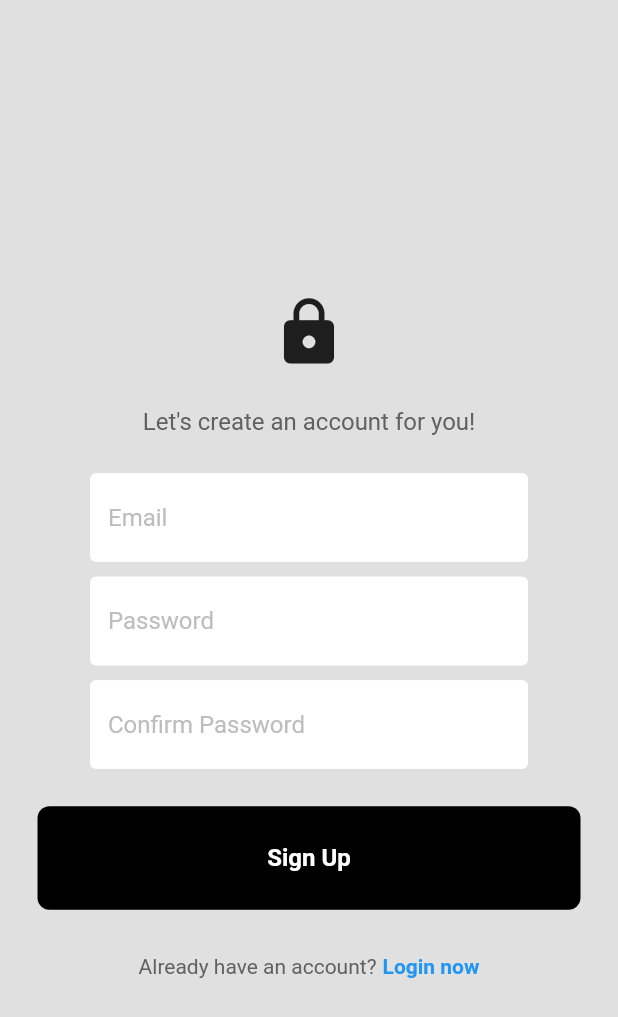
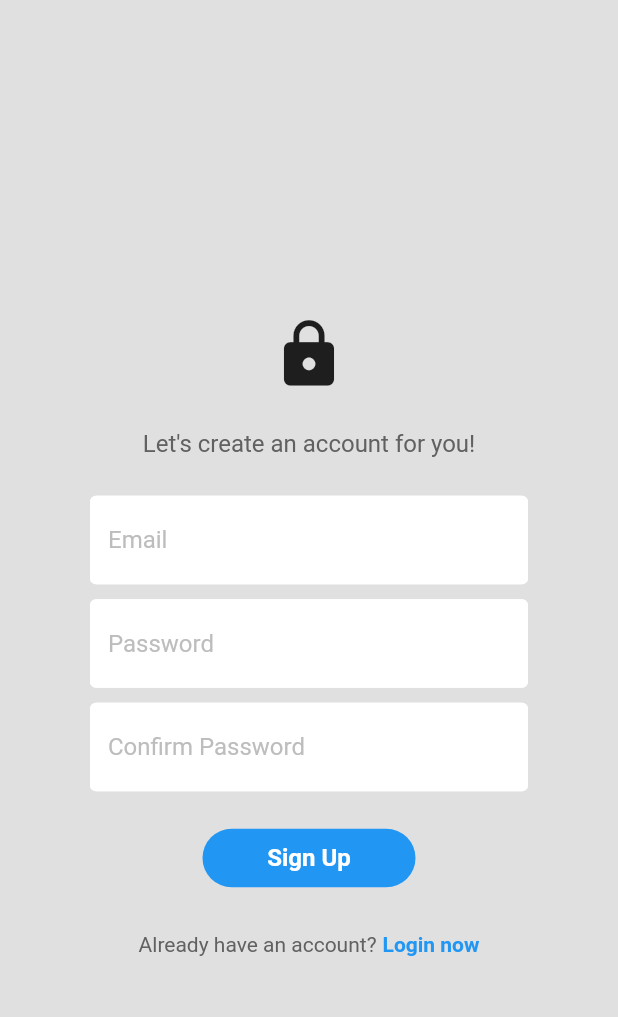
Before and after one commit to HareezIshraf5/tweets-sentiment-score-app, a Flutter app: the RegisterPage screen opened directly with empty values, on a phone screen of 412 x 824 dp. Shown: the top 1017 px of the screen. Run offline on Flutter 3.47's test engine with Material 2 defaults, Android fonts, the phone set to English and light mode, and no system bars; our stand-ins replace cloud_firestore, firebase_auth, firebase_core; accounts and stored records are empty; network calls fail.

Commit message:
update my_button

```diff
--- a/lib/components/my_button.dart
+++ b/lib/components/my_button.dart
@@ -15,11 +15,11 @@ class MyButton extends StatelessWidget {
     return GestureDetector(
       onTap: onTap,
       child: Container(
-        padding: const EdgeInsets.all(25),
-        margin: const EdgeInsets.symmetric(horizontal: 25),
+        padding: const EdgeInsets.all(10),
+        margin: const EdgeInsets.symmetric(horizontal: 135),
         decoration: BoxDecoration(
-          color: Colors.black,
-          borderRadius: BorderRadius.circular(8),
+          color: Colors.blue,
+          borderRadius: BorderRadius.circular(80),
         ),
         child: Center(
           child: Text(
```
